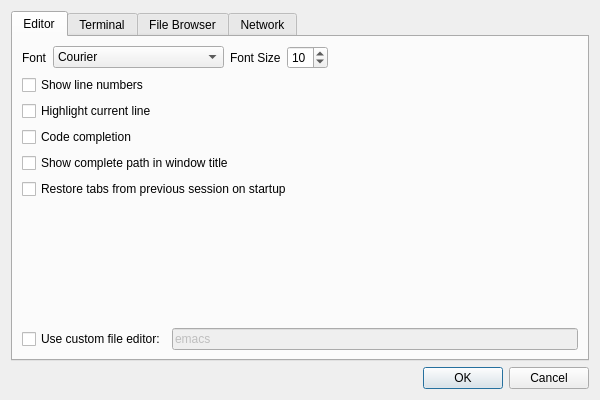
Above: libgui/src/settings-dialog.ui from ctaggart/octave before the change. Below: the same form after it.
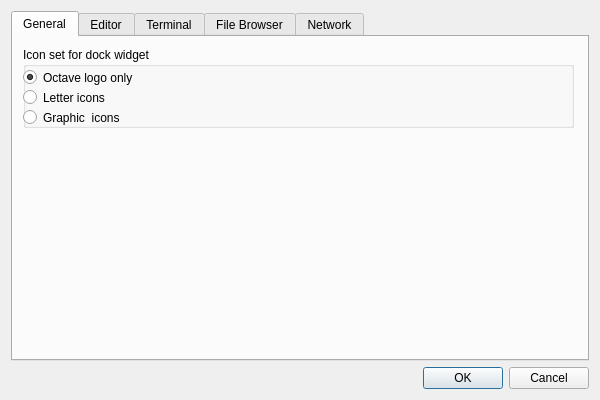
That is the form after the change.

Commit message:
provide separate icons for gui's floating widgets
* resource.qrc: add new icons to the list of resources
* settings-dialog.ui: new tab with radio buttons for icon set
* settings-dialog.cc: configure radio buttons in settings_dialog(),
  write the selected icon set to settings file in write_changed_settings()
* resource-manager.h: added constasnts for the icon sets
* main-window.cc: set the icons for all dock-widgets in notice-settings()
* libgui/src/icons: added 12 icons (two sets of 6 icons)

```diff
--- a/libgui/src/settings-dialog.ui
+++ b/libgui/src/settings-dialog.ui
@@ -34,6 +34,84 @@
      <property name="currentIndex">
       <number>0</number>
      </property>
+     <widget class="QWidget" name="tab_4">
+      <property name="enabled">
+       <bool>true</bool>
+      </property>
+      <attribute name="title">
+       <string>General</string>
+      </attribute>
+      <widget class="QGroupBox" name="groupBox">
+       <property name="geometry">
+        <rect>
+         <x>10</x>
+         <y>10</y>
+         <width>551</width>
+         <height>81</height>
+        </rect>
+       </property>
+       <property name="sizePolicy">
+        <sizepolicy hsizetype="Expanding" vsizetype="Minimum">
+         <horstretch>0</horstretch>
+         <verstretch>0</verstretch>
+        </sizepolicy>
+       </property>
+       <property name="title">
+        <string>Icon set for dock widget</string>
+       </property>
+       <property name="alignment">
+        <set>Qt::AlignLeading|Qt::AlignLeft|Qt::AlignTop</set>
+       </property>
+       <property name="flat">
+        <bool>false</bool>
+       </property>
+       <property name="checkable">
+        <bool>false</bool>
+       </property>
+       <widget class="QRadioButton" name="general_icon_octave">
+        <property name="geometry">
+         <rect>
+          <x>0</x>
+          <y>20</y>
+          <width>151</width>
+          <height>21</height>
+         </rect>
+        </property>
+        <property name="text">
+         <string>Octave logo only</string>
+        </property>
+        <property name="checked">
+         <bool>true</bool>
+        </property>
+       </widget>
+       <widget class="QRadioButton" name="general_icon_letter">
+        <property name="geometry">
+         <rect>
+          <x>0</x>
+          <y>40</y>
+          <width>151</width>
+          <height>21</height>
+         </rect>
+        </property>
+        <property name="text">
+         <string>Letter icons</string>
+        </property>
+       </widget>
+       <widget class="QRadioButton" name="general_icon_graphic">
+        <property name="geometry">
+         <rect>
+          <x>0</x>
+          <y>60</y>
+          <width>151</width>
+          <height>21</height>
+         </rect>
+        </property>
+        <property name="text">
+         <string>Graphic  icons</string>
+        </property>
+       </widget>
+      </widget>
+     </widget>
      <widget class="QWidget" name="tab">
       <attribute name="title">
        <string>Editor</string>
```
The commit also changes 16 other files.
